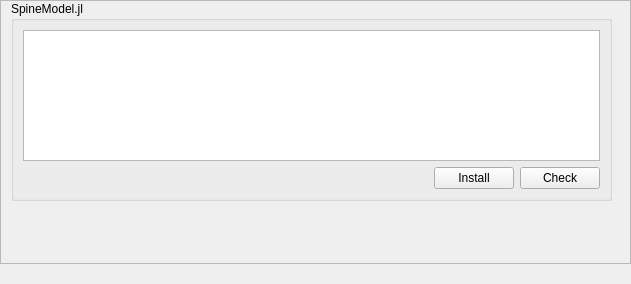
Old version of the form spinetoolbox/ui/packages.ui in the repository spine-tools/Spine-Toolbox.
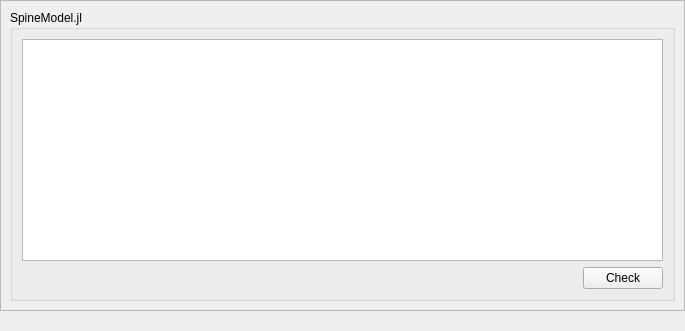
New version of the form.

Commit message: Issue #205 updated: complete SpineModel check and installation/configuration.

Patch:
```diff
--- a/spinetoolbox/ui/packages.ui
+++ b/spinetoolbox/ui/packages.ui
@@ -21,8 +21,8 @@
    <rect>
     <x>0</x>
     <y>0</y>
-    <width>631</width>
-    <height>284</height>
+    <width>685</width>
+    <height>331</height>
    </rect>
   </property>
   <property name="sizePolicy">
@@ -89,19 +89,13 @@
          <rect>
           <x>0</x>
           <y>0</y>
-          <width>627</width>
-          <height>258</height>
+          <width>681</width>
+          <height>305</height>
          </rect>
         </property>
+        <layout class="QVBoxLayout" name="verticalLayout_2">
+         <item>
         <widget class="QGroupBox" name="groupBox_general">
-         <property name="geometry">
-          <rect>
-           <x>10</x>
-           <y>0</y>
-           <width>601</width>
-           <height>200</height>
-          </rect>
-         </property>
          <property name="sizePolicy">
           <sizepolicy hsizetype="Expanding" vsizetype="Expanding">
            <horstretch>0</horstretch>
@@ -117,7 +111,7 @@
          <property name="maximumSize">
           <size>
            <width>16777215</width>
-           <height>200</height>
+             <height>16777215</height>
           </size>
          </property>
          <property name="autoFillBackground">
@@ -151,19 +145,6 @@
               </property>
              </spacer>
             </item>
-            <item>
-             <widget class="QPushButton" name="pushButton_spine_model_install">
-              <property name="maximumSize">
-               <size>
-                <width>16777215</width>
-                <height>23</height>
-               </size>
-              </property>
-              <property name="text">
-               <string>Install</string>
-              </property>
-             </widget>
-            </item>
             <item>
              <widget class="QPushButton" name="pushButton_spine_model_check">
               <property name="maximumSize">
@@ -181,6 +162,8 @@
           </item>
          </layout>
         </widget>
+         </item>
+        </layout>
        </widget>
       </widget>
      </item>
```
Lines whose indentation alone changed are shown as unchanged. The commit also changes 3 other files.
